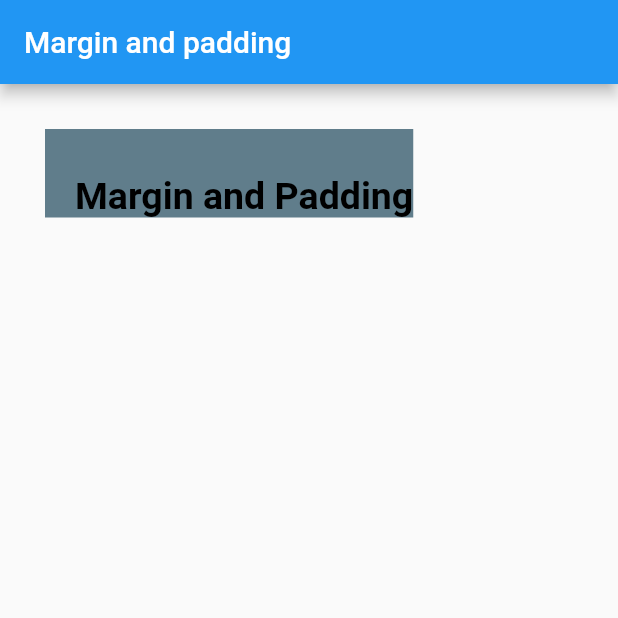
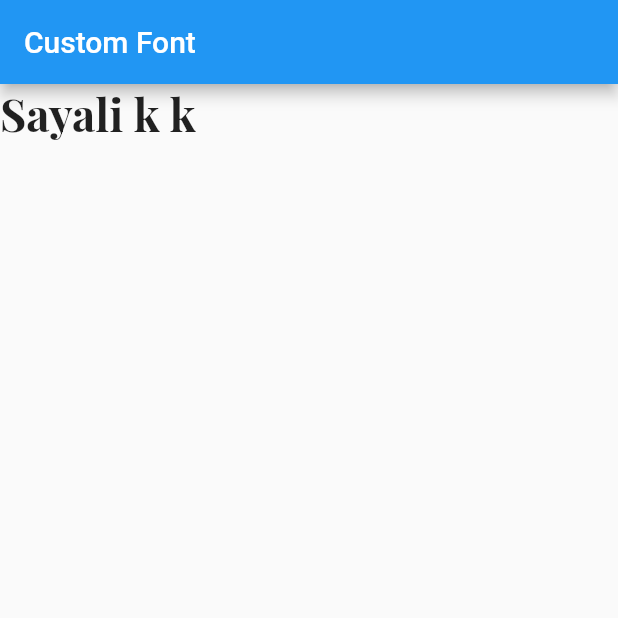
Before and after one commit to KiranKhadd29/practiceFlutter, a Flutter app: the screen it shows after launch, on a phone screen of 412 x 824 dp, the top half of it. Run offline on Flutter 3.47's test engine with Material 2 defaults, Android fonts, the phone set to English and light mode, and no system bars.

Commit message:
Custom Fonts

```diff
--- a/Sayali Workspace/demoproject/lib/main.dart
+++ b/Sayali Workspace/demoproject/lib/main.dart
@@ -35,7 +35,7 @@ class _MyHomePageState extends State<MyHomePage> {
       appBar: AppBar(
         // Here we take the value from the MyHomePage object that was created by
         // the App.build method, and use it to set our appbar title.
-        title: Text('Margin and padding'),
+        title: Text('Custom Font'),
       ),
       //Flutter container
       /*body:Center(
@@ -506,13 +506,17 @@ class _MyHomePageState extends State<MyHomePage> {
         child: Text("Margin and Padding",style: TextStyle(fontSize: 25),),
       ),*/
       //Margin + padding
-      body: Container(
+      /*body: Container(
         color: Colors.blueGrey,
           margin: EdgeInsets.all(30),
           child: Padding(
             padding: EdgeInsets.only(top: 30,left: 20),
             child: Text("Margin and Padding",style: TextStyle(fontSize: 25,color: Colors.black,fontWeight: FontWeight.bold),),
           )
+      ),*/
+      //Custom fonts
+      body: Text(
+        'Sayali k k',style: TextStyle(fontFamily: 'FontPlayfairDisplay',fontWeight: FontWeight.bold,fontSize: 30),
       ),
     );
   }
```
Also changed, not shown: Sayali Workspace/demoproject/pubspec.yaml (+4 -4 lines), Sayali Workspace/demoproject/assets/fonts/PlayfairDisplay-VariableFont_wght.ttf (added).
